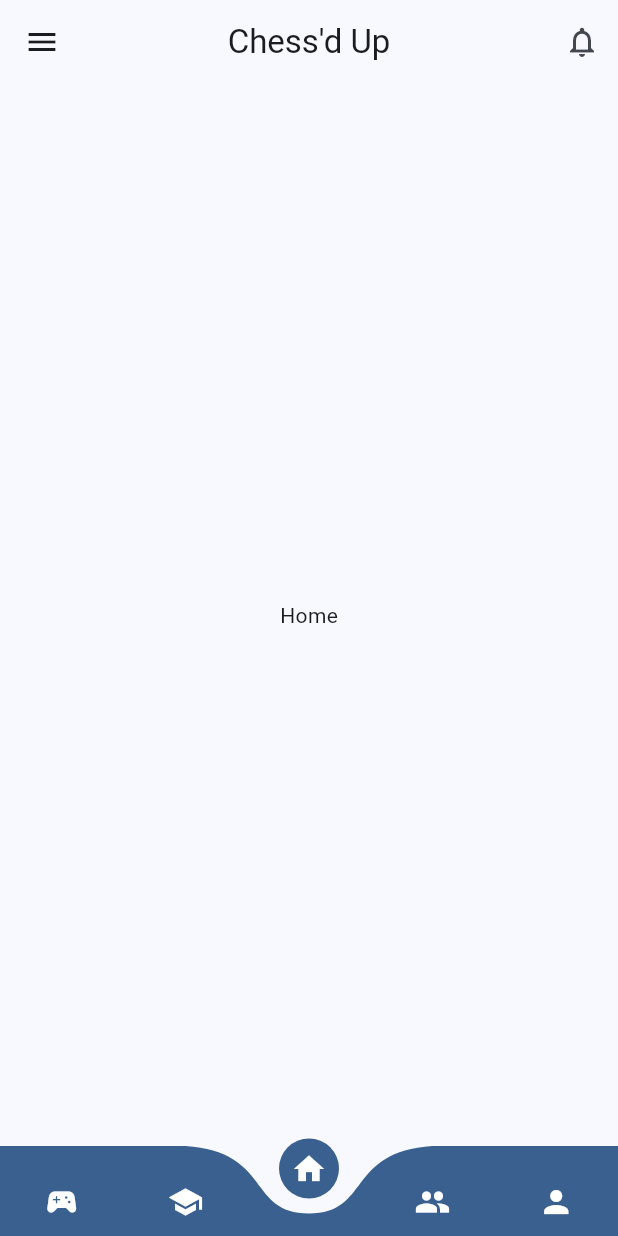
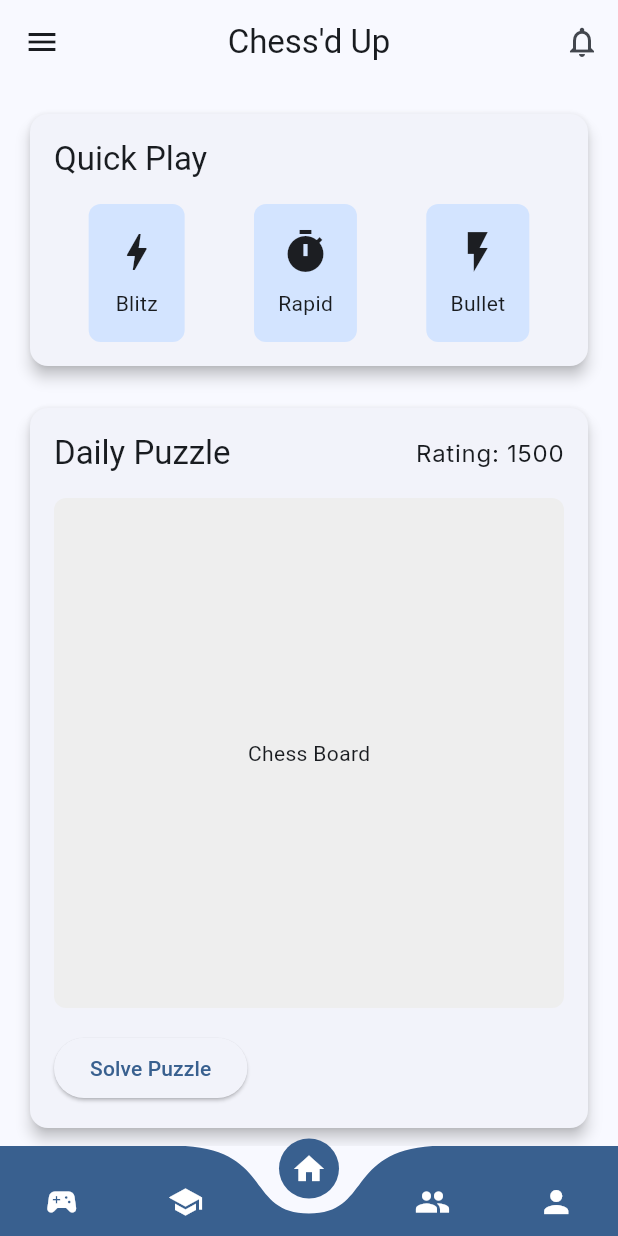
Before and after one commit to Yvonne-Wanja-1/chess2, a Flutter app: the screen it shows after launch, on a phone screen of 412 x 824 dp. Run offline on Flutter 3.47's test engine with Material 3 defaults, Android fonts, the phone set to English and light mode, and no system bars; drawn by our look-alikes of curved_navigation_bar; our stand-ins replace google_fonts; missing offline and left inert: chess.

Commit message:
worked on the home_screen

```diff
--- a/lib/features/home/presentation/screens/home_screen.dart
+++ b/lib/features/home/presentation/screens/home_screen.dart
@@ -1,5 +1,6 @@
 import 'package:flutter/material.dart';
 import 'package:curved_navigation_bar/curved_navigation_bar.dart';
+import '../widgets/home_content.dart';
 
 class HomeScreen extends StatefulWidget {
   const HomeScreen({super.key});
@@ -12,11 +13,11 @@ class _HomeScreenState extends State<HomeScreen> {
   int _selectedIndex = 2; // Center item selected by default
 
   final List<Widget> _screens = [
-    const Center(child: Text('Play')),
-    const Center(child: Text('Learn')),
-    const Center(child: Text('Home')),
-    const Center(child: Text('Social')),
-    const Center(child: Text('Profile')),
+    const Center(child: Text('Play')), // TODO: Implement Play screen
+    const Center(child: Text('Learn')), // TODO: Implement Learn screen
+    const HomeContent(), // Home screen
+    const Center(child: Text('Social')), // TODO: Implement Social screen
+    const Center(child: Text('Profile')), // TODO: Implement Profile screen
   ];
 
   @override
--- /dev/null
+++ b/lib/features/home/presentation/widgets/home_content.dart
@@ -0,0 +1,257 @@
+import 'package:flutter/material.dart';
+
+class HomeContent extends StatelessWidget {
+  const HomeContent({super.key});
+
+  @override
+  Widget build(BuildContext context) {
+    return ListView(
+      padding: const EdgeInsets.all(16.0),
+      children: [
+        // Quick Play Card
+        Card(
+          elevation: 4,
+          child: Padding(
+            padding: const EdgeInsets.all(16.0),
+            child: Column(
+              crossAxisAlignment: CrossAxisAlignment.start,
+              children: [
+                Text(
+                  'Quick Play',
+                  style: Theme.of(context).textTheme.titleLarge,
+                ),
+                const SizedBox(height: 16),
+                Row(
+                  mainAxisAlignment: MainAxisAlignment.spaceAround,
+                  children: [
+                    _QuickPlayButton(
+                      icon: Icons.bolt,
+                      label: 'Blitz',
+                      onTap: () {
+                        // TODO: Implement blitz match
+                      },
+                    ),
+                    _QuickPlayButton(
+                      icon: Icons.timer,
+                      label: 'Rapid',
+                      onTap: () {
+                        // TODO: Implement rapid match
+                      },
+                    ),
+                    _QuickPlayButton(
+                      icon: Icons.flash_on,
+                      label: 'Bullet',
+                      onTap: () {
+                        // TODO: Implement bullet match
+                      },
+                    ),
+                  ],
+                ),
+              ],
+            ),
+          ),
+        ),
+        const SizedBox(height: 20),
+
+        // Daily Puzzle
+        Card(
+          elevation: 4,
+          child: Padding(
+            padding: const EdgeInsets.all(16.0),
+            child: Column(
+              crossAxisAlignment: CrossAxisAlignment.start,
+              children: [
+                Row(
+                  mainAxisAlignment: MainAxisAlignment.spaceBetween,
+                  children: [
+                    Text(
+                      'Daily Puzzle',
+                      style: Theme.of(context).textTheme.titleLarge,
+                    ),
+                    Text(
+                      'Rating: 1500',
+                      style: Theme.of(context).textTheme.bodyLarge,
+                    ),
+                  ],
+                ),
+                const SizedBox(height: 16),
+                AspectRatio(
+                  aspectRatio: 1,
+                  child: Container(
+                    decoration: BoxDecoration(
+                      color: Colors.grey[200],
+                      borderRadius: BorderRadius.circular(8),
+                    ),
+                    // TODO: Add actual chess board widget here
+                    child: const Center(child: Text('Chess Board')),
+                  ),
+                ),
+                const SizedBox(height: 16),
+                ElevatedButton(
+                  onPressed: () {
+                    // TODO: Implement solve puzzle
+                  },
+                  child: const Text('Solve Puzzle'),
+                ),
+              ],
+            ),
+          ),
+        ),
+        const SizedBox(height: 20),
+
+        // Active Tournaments
+        Card(
+          elevation: 4,
+          child: Padding(
+            padding: const EdgeInsets.all(16.0),
+            child: Column(
+              crossAxisAlignment: CrossAxisAlignment.start,
+              children: [
+                Text(
+                  'Active Tournaments',
+                  style: Theme.of(context).textTheme.titleLarge,
+                ),
+                const SizedBox(height: 16),
+                _TournamentItem(
+                  title: 'School Championship',
+                  participants: '32/64',
+                  timeLeft: '2 days left',
+                  onTap: () {
+                    // TODO: Navigate to tournament details
+                  },
+                ),
+                const Divider(),
+                _TournamentItem(
+                  title: 'Weekend Blitz',
+                  participants: '128/128',
+                  timeLeft: 'Starting in 1 hour',
+                  onTap: () {
+                    // TODO: Navigate to tournament details
+                  },
+                ),
+              ],
+            ),
+          ),
+        ),
+        const SizedBox(height: 20),
+
+        // Recent Activity
+        Card(
+          elevation: 4,
+          child: Padding(
+            padding: const EdgeInsets.all(16.0),
+            child: Column(
+              crossAxisAlignment: CrossAxisAlignment.start,
+              children: [
+                Text(
+                  'Recent Activity',
+                  style: Theme.of(context).textTheme.titleLarge,
+                ),
+                const SizedBox(height: 16),
+                _ActivityItem(
+                  avatar: const CircleAvatar(child: Text('JD')),
+                  text: 'John Doe won against you',
+                  timeAgo: '2h ago',
+                  onTap: () {
+                    // TODO: Show game details
+                  },
+                ),
+                const Divider(),
+                _ActivityItem(
+                  avatar: const CircleAvatar(child: Text('KC')),
+                  text: 'Knights Club invited you to join',
+                  timeAgo: '5h ago',
+                  onTap: () {
+                    // TODO: Show invitation
+                  },
+                ),
+              ],
+            ),
+          ),
+        ),
+      ],
+    );
+  }
+}
+
+class _QuickPlayButton extends StatelessWidget {
+  final IconData icon;
+  final String label;
+  final VoidCallback onTap;
+
+  const _QuickPlayButton({
+    required this.icon,
+    required this.label,
+    required this.onTap,
+  });
+
+  @override
+  Widget build(BuildContext context) {
+    return InkWell(
+      onTap: onTap,
+      borderRadius: BorderRadius.circular(8),
+      child: Container(
+        padding: const EdgeInsets.all(16),
+        decoration: BoxDecoration(
+          color: Theme.of(context).colorScheme.primaryContainer,
+          borderRadius: BorderRadius.circular(8),
+        ),
+        child: Column(
+          children: [
+            Icon(icon, size: 32),
+            const SizedBox(height: 8),
+            Text(label),
+          ],
+        ),
+      ),
+    );
+  }
+}
+
+class _TournamentItem extends StatelessWidget {
+  final String title;
+  final String participants;
+  final String timeLeft;
+  final VoidCallback onTap;
+
+  const _TournamentItem({
+    required this.title,
+    required this.participants,
+    required this.timeLeft,
+    required this.onTap,
+  });
+
+  @override
+  Widget build(BuildContext context) {
+    return ListTile(
+      title: Text(title),
+      subtitle: Text('$participants • $timeLeft'),
+      trailing: const Icon(Icons.chevron_right),
+      onTap: onTap,
+    );
+  }
+}
+
+class _ActivityItem extends StatelessWidget {
+  final Widget avatar;
+  final String text;
+  final String timeAgo;
+  final VoidCallback onTap;
+
+  const _ActivityItem({
+    required this.avatar,
+    required this.text,
+    required this.timeAgo,
+    required this.onTap,
+  });
+
+  @override
+  Widget build(BuildContext context) {
+    return ListTile(
+      leading: avatar,
+      title: Text(text),
+      subtitle: Text(timeAgo),
+      onTap: onTap,
+    );
+  }
+}
```
